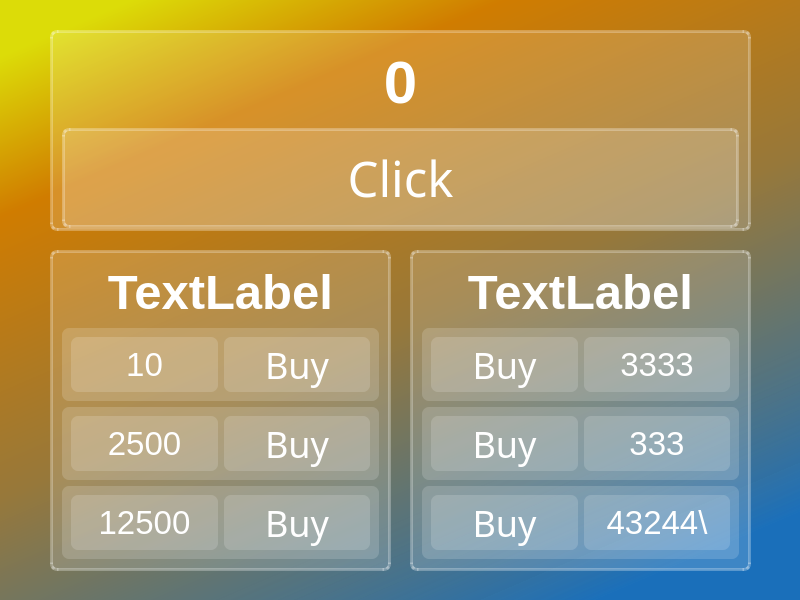
Above: clicker.ui from maseyonok421/CleckerTest before the change. Below: the same form after it.
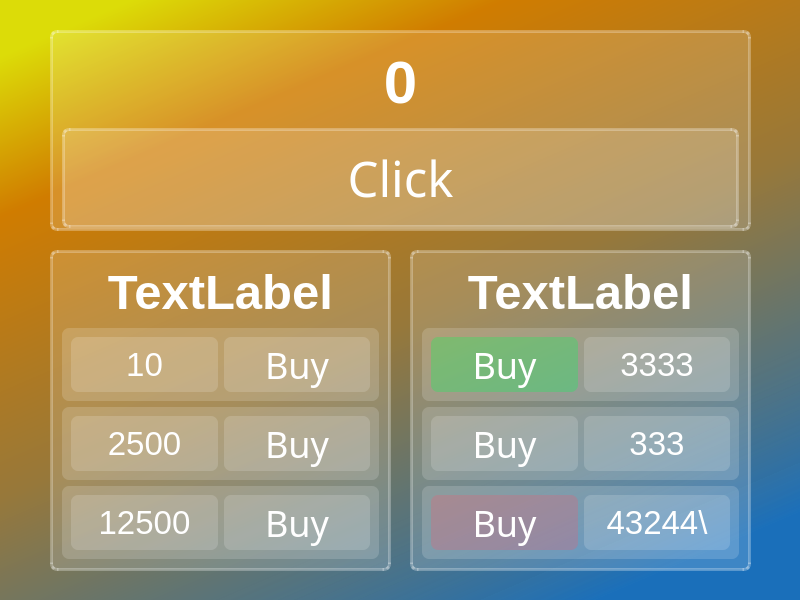
That is the form after the change.

Commit message: Painted buttons and rewrite updScreen() func

```diff
--- a/clicker.ui
+++ b/clicker.ui
@@ -433,7 +433,7 @@
           <property name="styleSheet">
            <string notr="true">QPushButton{
 color: white;
-background-color: rgba(255, 255, 255, 40);
+background-color: rgba(0, 255, 85, 70);
 border: none;
 font-size: 27pt;
 }
@@ -559,7 +559,7 @@
           <property name="styleSheet">
            <string notr="true">QPushButton{
 color: white;
-background-color: rgba(255, 255, 255, 40);
+background-color: rgba(255, 80, 100, 60);
 border: none;
 font-size: 27pt;
 }
```
Left out of the diff: 12 changed lines with no effect on the pictures. The commit also changes 3 other files.
